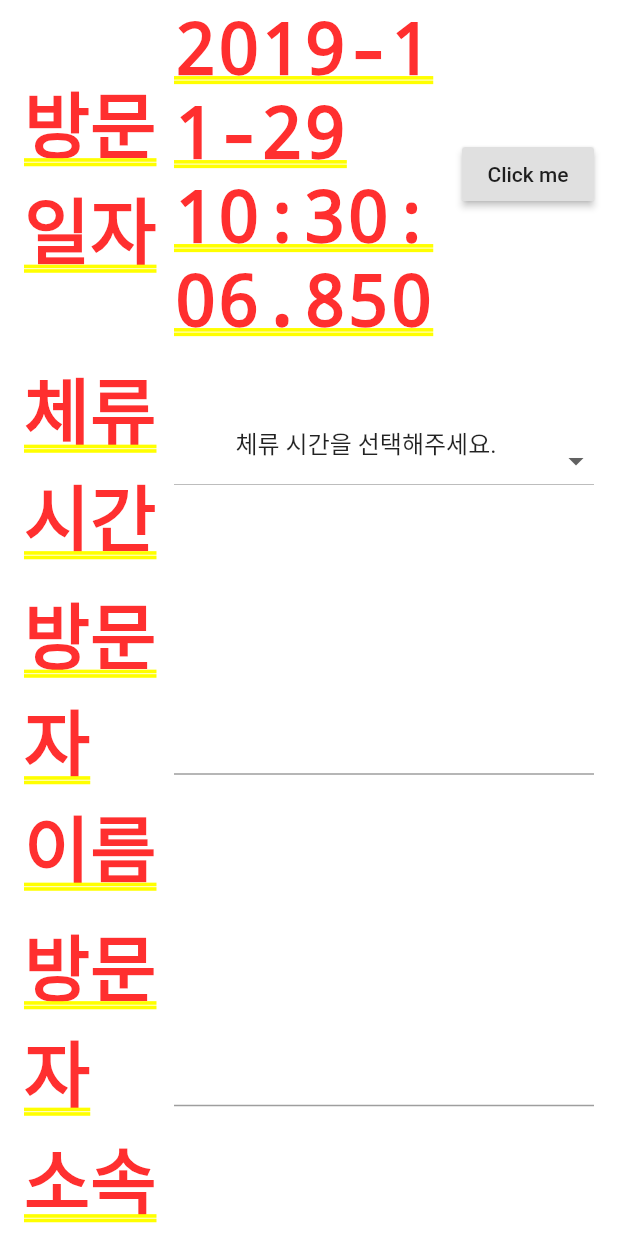
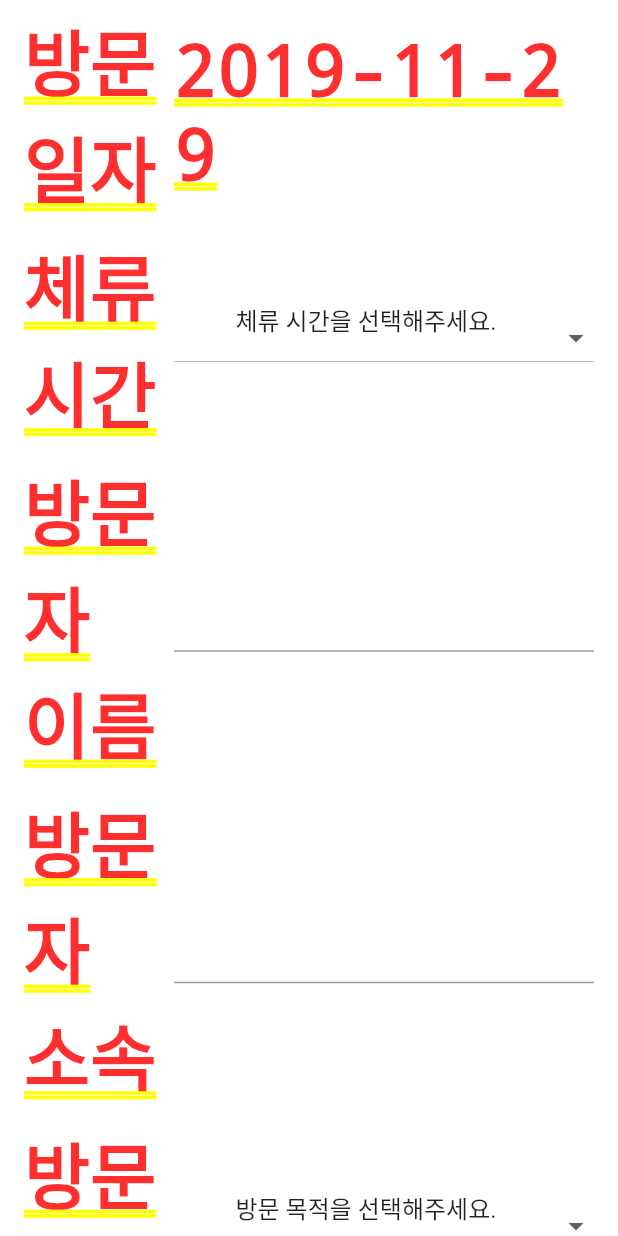
Before and after one commit to bonchangkoo/VisitorManagementApp, a Flutter app: the MyCustomForm screen opened by its route, on a phone screen of 412 x 824 dp. Run offline on Flutter 3.47's test engine with Material 2 defaults, Android fonts, the phone set to English and light mode, and no system bars; our stand-ins replace flutter_secure_storage, fluttertoast, googleapis_auth, splashscreen, webview_flutter; missing offline and left inert: googleapis; accounts and stored records are empty; network calls fail.

Commit message:
방문일자를 InkWell로 감싼 Text로 변경하고 날짜만 나오게 함.

```diff
--- a/lib/main.dart
+++ b/lib/main.dart
@@ -141,6 +141,7 @@ class MyCustomFormState extends State<MyCustomForm> {
   ];
 
   DateTime selectedDate = DateTime.now();
+  DateFormat dateFormat = DateFormat("yyyy-MM-dd");
 
   Future selectDate() async {
     DateTime picked = await showDatePicker(
@@ -173,9 +174,11 @@ class MyCustomFormState extends State<MyCustomForm> {
                     child: Text("방문 일자"),
                   ),
                   Expanded(
-                    child: Text("${selectedDate.toLocal()}"),
+                    child: InkWell(
+                      onTap: () => selectDate(),
+                      child: Text("${dateFormat.format(selectedDate.toLocal())}"),
+                    ),
                   ),
-                  new RaisedButton(onPressed: selectDate, child: new Text('Click me'),)
                 ]),
               ),
               Padding(
```
Also changed, not shown: pubspec.lock.
